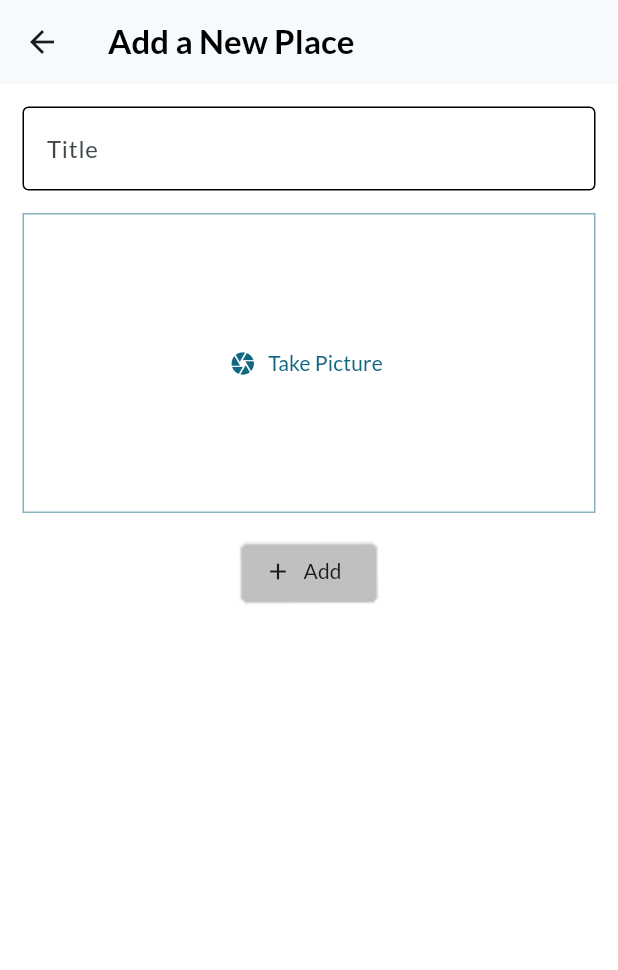
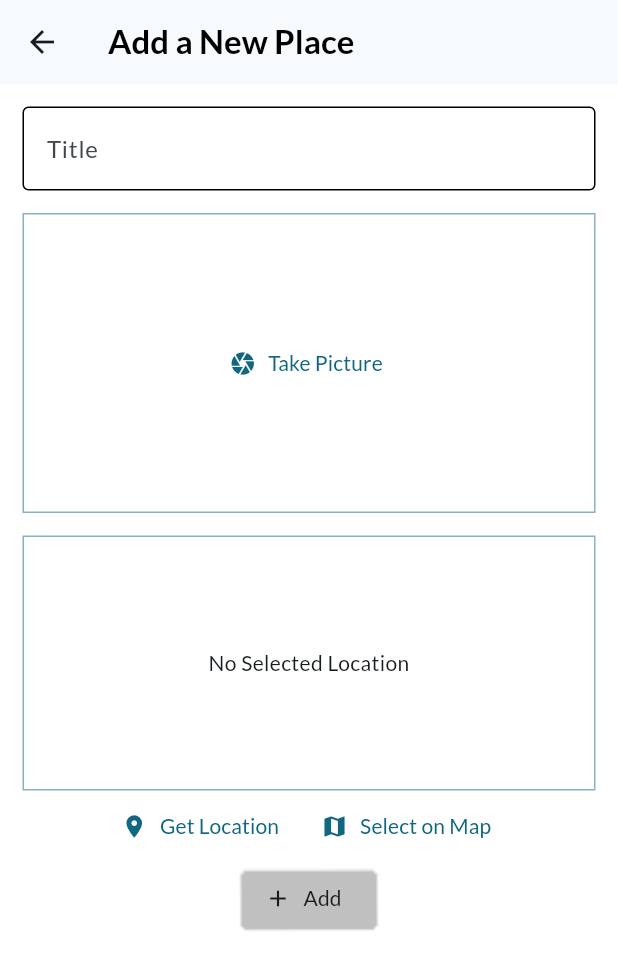
Before and after one commit to NourCodes/FavoriteSpots-FlutterApp, a Flutter app: the AddPlace screen opened directly, on a phone screen of 412 x 824 dp. Shown: the top 970 px of the screen. Run offline on Flutter 3.47's test engine with Material 3 defaults, Android fonts, the light colour scheme and no system bars; our stand-ins replace flutter_riverpod, google_fonts, image_picker, location, riverpod.

Commit message:
Implemented the intial location display and get current location functionality

```diff
--- a/lib/pages/add_place.dart
+++ b/lib/pages/add_place.dart
@@ -3,6 +3,7 @@ import 'package:favorite_spots_app/providers/place_provider.dart';
 import 'package:favorite_spots_app/widgets/image_container.dart';
 import 'package:flutter/material.dart';
 import 'package:flutter_riverpod/flutter_riverpod.dart';
+import 'package:favorite_spots_app/widgets/location_container.dart';
 
 class AddPlace extends ConsumerStatefulWidget {
   const AddPlace({super.key});
@@ -73,6 +74,7 @@ class _AddPlaceState extends ConsumerState<AddPlace> {
             const SizedBox(
               height: 15,
             ),
+            LocationContainer(),
             ElevatedButton.icon(
               style: ElevatedButton.styleFrom(
                 backgroundColor: Colors.white10,
@@ -95,6 +97,9 @@ class _AddPlaceState extends ConsumerState<AddPlace> {
                 color: Colors.black87,
               ),
             ),
+            const SizedBox(
+              height: 15,
+            ),
           ],
         ),
       ),
--- /dev/null
+++ b/lib/widgets/location_container.dart
@@ -0,0 +1,88 @@
+import 'package:flutter/material.dart';
+import 'package:location/location.dart';
+
+class LocationContainer extends StatefulWidget {
+  const LocationContainer({Key? key}) : super(key: key);
+
+  @override
+  State<LocationContainer> createState() => _LocationContainerState();
+}
+
+class _LocationContainerState extends State<LocationContainer> {
+  var getLocation = false;
+  Location? selectedLocation;
+  void getCurrentLocation() async {
+    Location location = Location();
+    bool serviceEnabled = await location.serviceEnabled();
+    PermissionStatus permissionGranted;
+    LocationData locationData;
+
+    if (!serviceEnabled) {
+      return;
+    }
+
+    permissionGranted = await location.hasPermission();
+
+    if (permissionGranted == PermissionStatus.denied) {
+      permissionGranted = await location.requestPermission();
+      if (permissionGranted != PermissionStatus.denied) {
+        return;
+      }
+    }
+
+    setState(() {
+      getLocation = true;
+    });
+    locationData = await location.getLocation();
+    print(locationData.latitude);
+    setState(() {
+      getLocation = false;
+    });
+  }
+
+  @override
+  Widget build(BuildContext context) {
+    Widget screen = Text(
+      "No Selected Location",
+      textAlign: TextAlign.center,
+      style: Theme.of(context).textTheme.bodyMedium!.copyWith(
+            color: Theme.of(context).colorScheme.onBackground,
+          ),
+    );
+    if (getLocation) {
+      screen = const CircularProgressIndicator();
+    }
+    return Column(
+      children: [
+        Container(
+            alignment: Alignment.center,
+            height: 170,
+            width: double.infinity,
+            decoration: BoxDecoration(
+              border: Border.all(
+                width: 1,
+                color: Theme.of(context).colorScheme.primary.withOpacity(0.5),
+              ),
+            ),
+            child: screen),
+        Row(
+          mainAxisAlignment: MainAxisAlignment.center,
+          children: [
+            TextButton.icon(
+              onPressed: getCurrentLocation,
+              icon: const Icon(Icons.location_on),
+              label: const Text("Get Location"),
+            ),
+            TextButton.icon(
+              onPressed: () {},
+              icon: const Icon(Icons.map),
+              label: const Text(
+                "Select on Map",
+              ),
+            ),
+          ],
+        )
+      ],
+    );
+  }
+}
--- a/pubspec.yaml
+++ b/pubspec.yaml
@@ -50,6 +50,11 @@ dev_dependencies:
   uuid:
   flutter_riverpod:
   image_picker:
+  location:
+    git:
+      url: git@github.com:asaarnak/flutterlocation.git
+      ref: patch-1
+      path: packages/location
 # For information on the generic Dart part of this file, see the
 # following page: https://dart.dev/tools/pub/pubspec
 
```
Also changed, not shown: pubspec.lock, 1 other file.
